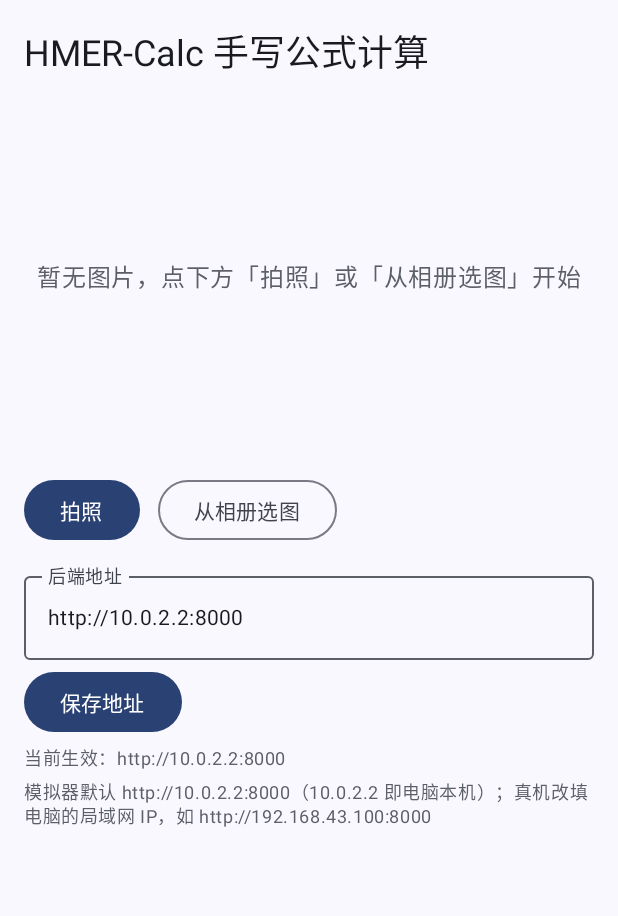
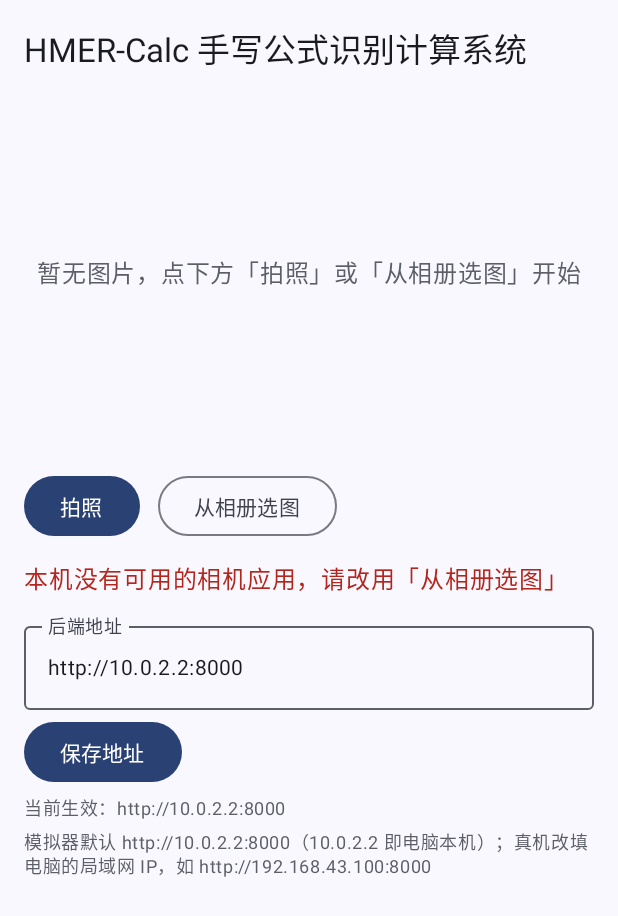
Before and after one commit to qcx0908/HMER-Calc, an Android app built with Jetpack Compose: the screen it shows after launch (MainActivity), after a tap on "拍照", on a phone screen of 412 x 824 dp. Shown: the top 916 px of the screen. Run offline under Robolectric (Android 15) with nearby library versions, the phone set to English and light mode, and no system bars; our stand-ins replace Dagger/Hilt's generated code; 2 statements that could not run were skipped.

Commit message:
feat: 后端地址改为 App 内可编辑 + 首页标题改名 + 拍照失败兜底
- CaptureScreen 底部加「后端地址」输入框 + 「保存地址」按钮 + 当前生效地址提示
- CalcViewModel 新增 setBaseUrl（自动补 http:// 前缀，写入 DataStore 后经订阅链立即生效）
- 首页标题改为「HMER-Calc 手写公式识别计算系统」，字号 headlineSmall→titleLarge 防窄屏出屏
- 拍照启动失败时提示而非崩溃（先兜底 ActivityNotFoundException）
- hmer.md §七第 5 步同步为「界面编辑」，移除旧的方案 A/B 说明

```diff
--- a/android/app/src/main/java/com/hmercalc/ui/screens/CaptureScreen.kt
+++ b/android/app/src/main/java/com/hmercalc/ui/screens/CaptureScreen.kt
@@ -1,5 +1,6 @@
 package com.hmercalc.ui.screens
 
+import android.content.ActivityNotFoundException
 import android.net.Uri
 import androidx.activity.compose.rememberLauncherForActivityResult
 import androidx.activity.result.PickVisualMediaRequest
@@ -49,6 +50,7 @@ fun CaptureScreen(
 ) {
     val context = LocalContext.current
     var pendingCameraUri by remember { mutableStateOf<Uri?>(null) }
+    var cameraError by remember { mutableStateOf<String?>(null) }
 
     val cameraLauncher = rememberLauncherForActivityResult(
         ActivityResultContracts.TakePicture()
@@ -66,7 +68,14 @@ fun CaptureScreen(
         val file = File(context.cacheDir, "capture_${System.currentTimeMillis()}.jpg")
         val uri = FileProvider.getUriForFile(context, "${context.packageName}.fileprovider", file)
         pendingCameraUri = uri
-        cameraLauncher.launch(uri)
+        cameraError = null
+        // 设备上没有可响应拍照 Intent 的相机 App 时，给出提示而不是崩溃（相册选图仍可用）
+        try {
+            cameraLauncher.launch(uri)
+        } catch (e: ActivityNotFoundException) {
+            pendingCameraUri = null
+            cameraError = "本机没有可用的相机应用，请改用「从相册选图」"
+        }
     }
 
     Scaffold { padding ->
@@ -78,7 +87,13 @@ fun CaptureScreen(
                 .padding(16.dp),
             verticalArrangement = Arrangement.spacedBy(12.dp),
         ) {
-            Text("HMER-Calc 手写公式计算", style = MaterialTheme.typography.headlineSmall)
+            // 标题（组长订正 2026-10-06）：改全称；字号从 headlineSmall 降到 titleLarge，
+            // 长标题在窄屏（360dp 档）也能单行放下，放不下时正常换行，不会顶出显示区
+            Text(
+                "HMER-Calc 手写公式识别计算系统",
+                style = MaterialTheme.typography.titleLarge,
+                modifier = Modifier.fillMaxWidth(),
+            )
 
             // 图片预览
             val bitmap = state.imageBitmap
@@ -113,6 +128,7 @@ fun CaptureScreen(
                     enabled = !state.loading,
                 ) { Text("从相册选图") }
             }
+            cameraError?.let { Text(it, color = MaterialTheme.colorScheme.error) }
 
             // 加载中（识别首次可能要加载模型，给出提示避免误判卡死）
             if (state.loading) {
```
Also changed, not shown: 1 other file.
